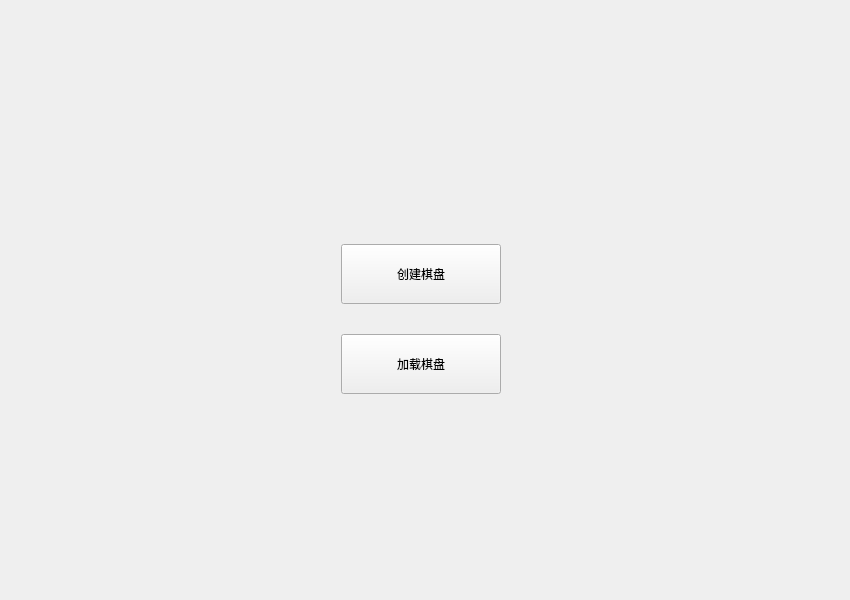
CHEN20060804/huarongdao, file custompage.ui: the form before one commit.
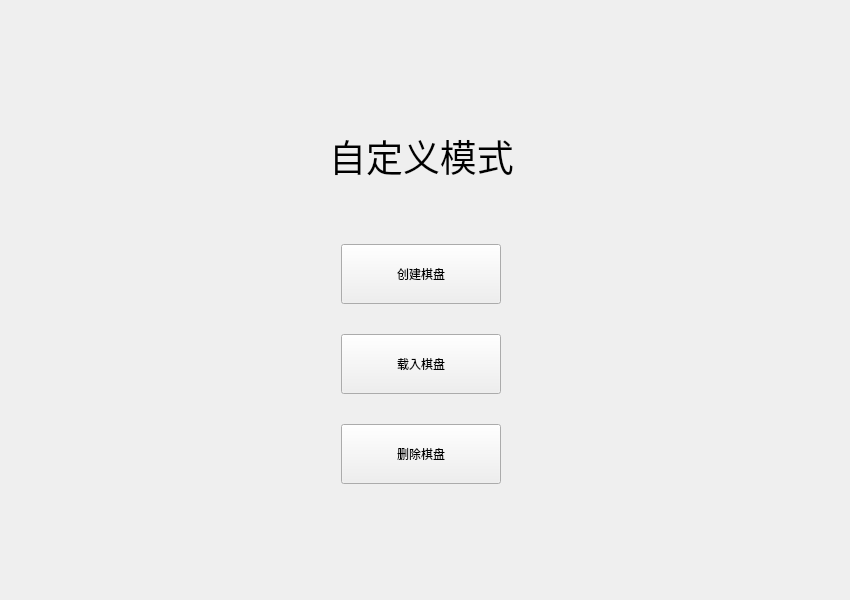
The form after the commit. Custom widgets are drawn as their Qt base class.

The edit to the form file:
```diff
--- a/custompage.ui
+++ b/custompage.ui
@@ -35,7 +35,7 @@
     </size>
    </property>
    <property name="text">
-    <string>加载棋盘</string>
+    <string>载入棋盘</string>
    </property>
   </widget>
   <widget class="MainButton" name="creatBtn">
@@ -63,6 +63,41 @@
     <string>创建棋盘</string>
    </property>
   </widget>
+  <widget class="MainButton" name="deleteBtn">
+   <property name="geometry">
+    <rect>
+     <x>341</x>
+     <y>424</y>
+     <width>160</width>
+     <height>60</height>
+    </rect>
+   </property>
+   <property name="text">
+    <string>删除棋盘</string>
+   </property>
+  </widget>
+  <widget class="QLabel" name="label">
+   <property name="geometry">
+    <rect>
+     <x>276</x>
+     <y>100</y>
+     <width>291</width>
+     <height>111</height>
+    </rect>
+   </property>
+   <property name="font">
+    <font>
+     <family>Segoe UI Variable</family>
+     <pointsize>28</pointsize>
+    </font>
+   </property>
+   <property name="text">
+    <string>自定义模式</string>
+   </property>
+   <property name="alignment">
+    <set>Qt::AlignmentFlag::AlignCenter</set>
+   </property>
+  </widget>
  </widget>
  <customwidgets>
   <customwidget>
```
Left out of the diff: 2 changed lines with no effect on the pictures.
